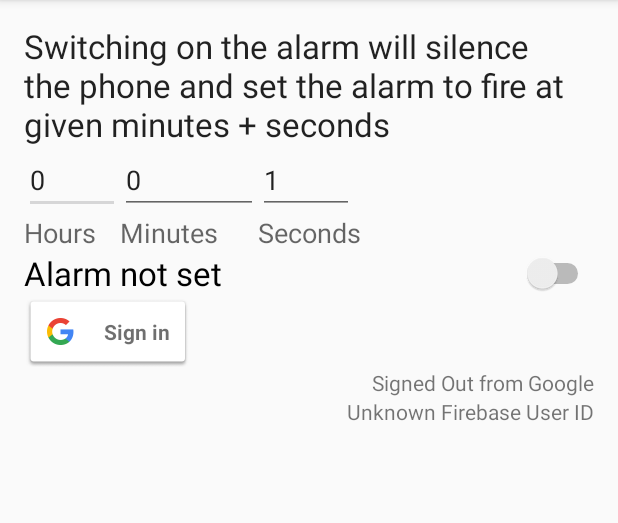
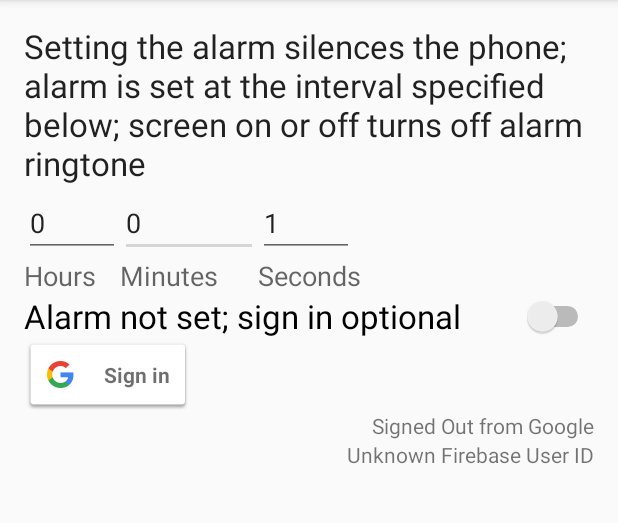
Before and after one commit to hilliao/enterprise-solutions, an Android app: the screen it shows after launch (MainActivity), on a phone screen of 412 x 824 dp, the part 84-607 px from its top. Run offline under Robolectric (Android 15) with nearby library versions, the phone set to English and light mode, and no system bars; our stand-ins replace Firebase (no records; nobody signed in at launch, a user with empty details on screens opened directly).

Commit message:
Cancel schedule alarm at activity finished or app exit; change the Action bar's menu item to navigating to git source URL; change intro text per alarm state; Deleted app-indexing in app manifest;

```diff
--- a/NapTimeAlarm/app/build.gradle
+++ b/NapTimeAlarm/app/build.gradle
@@ -8,8 +8,8 @@ android {
         applicationId "com.dlinkddns.hil.naptimealarm"
         minSdkVersion 21
         targetSdkVersion 28
-        versionCode 11
-        versionName "0.3.6"
+        versionCode 12
+        versionName "0.4"
     }
     compileOptions {
         sourceCompatibility JavaVersion.VERSION_1_8
--- a/NapTimeAlarm/app/src/main/res/layout/content_main.xml
+++ b/NapTimeAlarm/app/src/main/res/layout/content_main.xml
@@ -15,7 +15,7 @@
     <TextView
         android:id="@+id/introText"
         android:layout_width="wrap_content"
-        android:layout_height="wrap_content"
+        android:layout_height="110dp"
         android:text="@string/intro_text"
         android:textAppearance="?android:attr/textAppearanceLarge" />
 
--- a/NapTimeAlarm/app/src/main/res/menu/menu_main.xml
+++ b/NapTimeAlarm/app/src/main/res/menu/menu_main.xml
@@ -5,6 +5,6 @@
     <item
         android:id="@+id/action_stop_ringtone"
         android:orderInCategory="100"
-        android:title="@string/action_settings"
-        app:showAsAction="never" />
+        android:title="@string/menuitem_text"
+        app:showAsAction="ifRoom" />
 </menu>
--- a/NapTimeAlarm/app/src/main/res/values/strings.xml
+++ b/NapTimeAlarm/app/src/main/res/values/strings.xml
@@ -1,17 +1,19 @@
 <resources>
     <string name="app_name">Nap Time Alarm</string>
-    <string name="action_settings">Stop ringtone</string>
-    <string name="alarm_not_set_text">Alarm not set</string>
+    <string name="menuitem_text">Git Source</string>
+    <string name="alarm_not_set_text">Alarm not set; sign in optional</string>
     <string name="alarm_set_text">Alarm is set</string>
-    <string name="alarm_set_at">Alarm set at %s! Switch off to stop ringtone</string>
+    <string name="alarm_set_at">Alarm set at %s</string>
     <string name="sign_out">Sign out</string>
     <string name="loading">Authenticating…</string>
     <string name="google_status_fmt">Google User: %s</string>
     <string name="firebase_status_fmt">Firebase User: %s</string>
     <string name="Google_signed_out">Signed Out from Google</string>
     <string name="firebase_signed_out">Unknown Firebase User ID</string>
-    <string name="intro_text">Switching on the alarm will silence the phone and set the alarm to fire at given minutes + seconds</string>
+    <string name="intro_text">Setting the alarm silences the phone; alarm is set at the interval specified below; screen on or off turns off alarm ringtone</string>
+    <string name="intro_text_alarm_on">Switching off the red toggle or screen on,off stops alarm ringtone</string>
     <string name="time_input_error">one of the time inputs not acceptable</string>
     <string name="Google_signin_error">Google Play Services sign in error</string>
     <string name="Warning_Do_Not_Disturb_access">App will crash if Do Not Disturb access not granted</string>
+    <string name="gitsource">https://github.com/hilliao/enterprise-solutions/tree/master/NapTimeAlarm</string>
 </resources>
```
Also changed, not shown: NapTimeAlarm/app/src/main/AndroidManifest.xml (+1 -15 lines), NapTimeAlarm/app/src/main/java/com/dlinkddns/hil/naptimealarm/MainActivity.java (+79 -13 lines), 1 other file.
